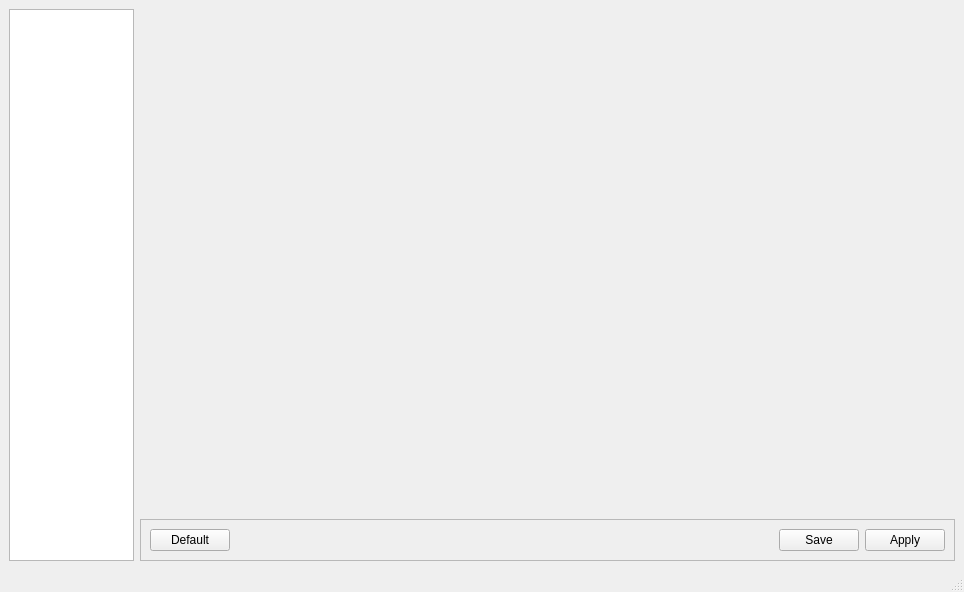
Above: src/ui/synnefo.ui from oyranos-cms/Synnefo before the change. Below: the same form after it.
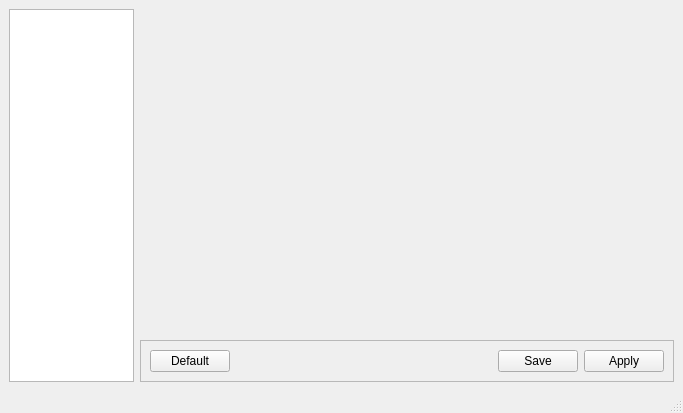
That is the form after the change.

Commit message: modified "SyModule" and "Synnefo" code; added new icons/resources.

Diff of the .ui file:
```diff
--- a/src/ui/synnefo.ui
+++ b/src/ui/synnefo.ui
@@ -6,8 +6,8 @@
    <rect>
     <x>0</x>
     <y>0</y>
-    <width>964</width>
-    <height>592</height>
+    <width>683</width>
+    <height>413</height>
    </rect>
   </property>
   <property name="windowTitle">
@@ -29,6 +29,24 @@
         <height>16777215</height>
        </size>
       </property>
+      <property name="frameShape">
+       <enum>QFrame::StyledPanel</enum>
+      </property>
+      <property name="frameShadow">
+       <enum>QFrame::Sunken</enum>
+      </property>
+      <property name="autoScroll">
+       <bool>true</bool>
+      </property>
+      <property name="showDropIndicator" stdset="0">
+       <bool>true</bool>
+      </property>
+      <property name="movement">
+       <enum>QListView::Static</enum>
+      </property>
+      <property name="viewMode">
+       <enum>QListView::ListMode</enum>
+      </property>
      </widget>
     </item>
     <item row="0" column="1">
```
The commit also changes 9 other files.
